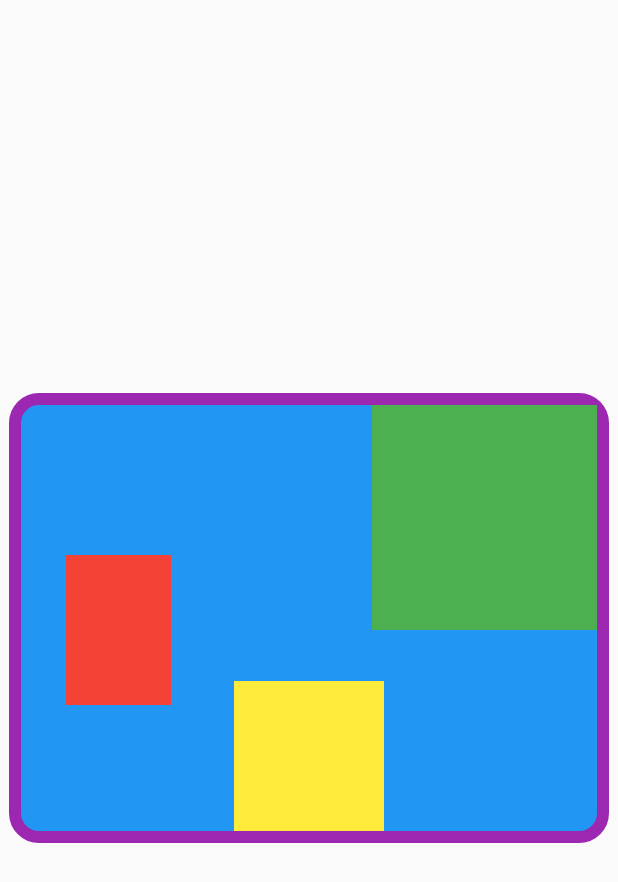
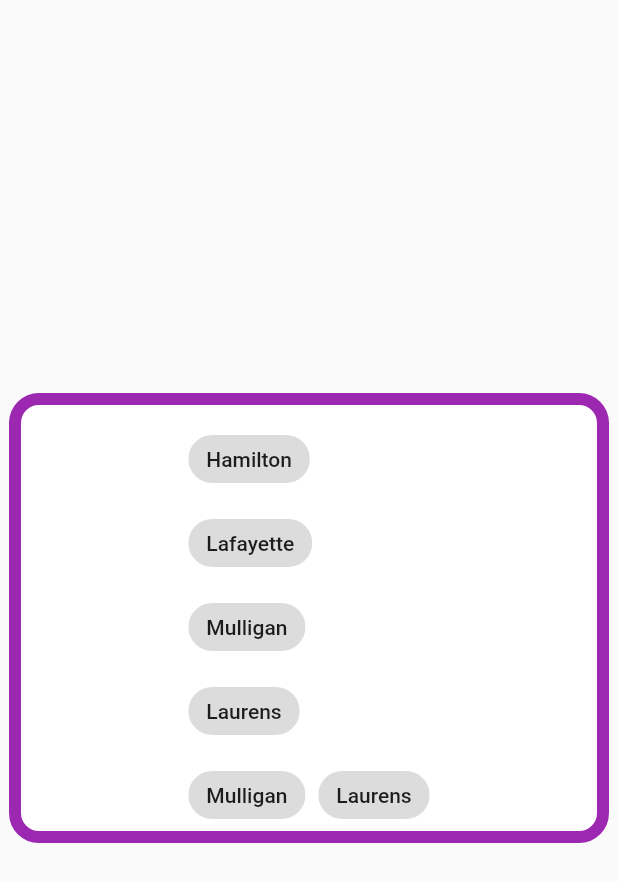
Before and after one commit to HEY-BLOOD/first_flutter_app, a Flutter app: the screen it shows after launch, on a phone screen of 412 x 824 dp. Shown: the top 882 px of the screen. Run offline on Flutter 3.47's test engine with Material 2 defaults, Android fonts, the phone set to English and light mode, and no system bars.

Commit message:
Layout Widget, AspectRatio, Card, Wrap

```diff
--- a/lib/main.dart
+++ b/lib/main.dart
@@ -32,12 +32,67 @@ class MyApp extends StatelessWidget {
             // Cannot provide both a color and a decoration To provide both, use "decoration: BoxDecoration(color: color)".
             // color: Colors.blue[400],
             decoration: BoxDecoration(
-              color: Colors.blue,
+              color: Colors.white,
               border: Border.all(color: Colors.purple, width: 8),
               borderRadius: BorderRadius.all(Radius.circular(20)),
             ),
 
-            child: Stack(
+            // Wrap Widget Demo
+            child: Wrap(
+              direction: Axis.vertical, // default horizontal
+              spacing: 8.0, // gap between adjacent chips
+              runSpacing: 4.0, // gap between lines
+              alignment: WrapAlignment.end, // main axis
+              runAlignment: WrapAlignment.center, // cross axis
+              children: const <Widget>[
+                Chip(label: Text('Hamilton')),
+                Chip(label: Text('Lafayette')),
+                Chip(label: Text('Mulligan')),
+                Chip(label: Text('Laurens')),
+                Chip(label: Text('Mulligan')),
+                Chip(label: Text('Laurens')),
+              ],
+            ),
+
+            // Card Widget Demo
+            /* child: Card(
+              // elevation: 0,
+              child: Column(
+                mainAxisSize: MainAxisSize.min,
+                children: <Widget>[
+                  const ListTile(
+                    leading: Icon(Icons.album),
+                    title: Text('The Enchanted Nightingale'),
+                    subtitle:
+                        Text('Music by Julie Gable. Lyrics by Sidney Stein.'),
+                  ),
+                  Row(
+                    mainAxisAlignment: MainAxisAlignment.end,
+                    children: <Widget>[
+                      TextButton(
+                        child: const Text('BUY TICKETS'),
+                        onPressed: () {/* ... */},
+                      ),
+                      const SizedBox(width: 8),
+                      TextButton(
+                        child: const Text('LISTEN'),
+                        onPressed: () {/* ... */},
+                      ),
+                      const SizedBox(width: 8),
+                    ],
+                  ),
+                ],
+              ),
+            ), */
+
+            // AspectRatio Widget Demo
+            /* child: AspectRatio(
+              aspectRatio: 1 / 2, // width:height
+              child: Container(width: 100, height: 50, color: Colors.green),
+            ), */
+
+            // Stack Widget Demo
+            /* child: Stack(
               alignment: Alignment.topRight, // equals Alignment(1, -1)
               children: [
                 SizedBox(
@@ -61,8 +116,9 @@ class MyApp extends StatelessWidget {
                   child: _colorBox(color: Colors.red),
                 ),
               ],
-            ),
+            ), */
 
+            // Expanded, Flexible, SizedBox, Spacer Widget Demo
             /* child: Row(
               mainAxisAlignment: MainAxisAlignment.spaceAround,
               crossAxisAlignment: CrossAxisAlignment.end,
@@ -79,6 +135,7 @@ class MyApp extends StatelessWidget {
               ],
             ), */
 
+            // Column Widget Demo
             /* child: Column(
               mainAxisAlignment: MainAxisAlignment.spaceEvenly,
               crossAxisAlignment: CrossAxisAlignment.start,
@@ -90,6 +147,7 @@ class MyApp extends StatelessWidget {
               ],
             ), */
 
+            // Row Widget Demo
             /* child: Row(
               mainAxisAlignment: MainAxisAlignment.spaceAround,
               crossAxisAlignment: CrossAxisAlignment.end,
@@ -101,11 +159,13 @@ class MyApp extends StatelessWidget {
               ],
             ), */
 
+            // Padding Widget Demo
             /* child: Padding(
               padding: EdgeInsets.all(20),
               child: Text("Padding"),
             ), */
 
+            // GridView.builder() Demo
             /* child: SafeArea(
               child: GridView.builder(
                   itemCount: 20,
@@ -133,6 +193,7 @@ class MyApp extends StatelessWidget {
                   }),
             ), */
 
+            // GridView.count() Demo
             /* child: SafeArea(
               child: GridView.count(
                 crossAxisCount: 2,
@@ -155,6 +216,7 @@ class MyApp extends StatelessWidget {
               ),
             ), */
 
+            // ListView.separated() Demo
             /* child: ListView.separated(
               itemCount: 20,
               itemBuilder: (BuildContext context, int index) {
@@ -172,6 +234,7 @@ class MyApp extends StatelessWidget {
               },
             ), */
 
+            // ListView.builder() Demo
             /* child: ListView.builder(
               itemCount: 20,
               itemBuilder: (BuildContext context, int index) {
@@ -184,6 +247,7 @@ class MyApp extends StatelessWidget {
               },
             ), */
 
+            // ListView Widget Demo
             /* child: ListView(
               // padding: EdgeInsets.all(20),
               // scrollDirection: Axis.horizontal, // default as Axis.vertical
@@ -199,6 +263,7 @@ class MyApp extends StatelessWidget {
               ),
             ), */
 
+            // ClipOval Widget Demo
             // child: ClipOval(
             //   child: Image.asset(
             //     "assets/images/flutter.png",
@@ -206,6 +271,7 @@ class MyApp extends StatelessWidget {
             //   ),
             // ),
 
+            // Image.asset() Demo
             // child: Image.asset(
             //   "assets/images/flutter.png",
             //   alignment: Alignment.center,
@@ -215,6 +281,7 @@ class MyApp extends StatelessWidget {
             //   repeat: ImageRepeat.repeat,
             // ),
 
+            // Image.network() Demo
             // child: Image.network(
             //   "https://images.frandroid.com/wp-content/uploads/2018/09/flutter.png",
             //   alignment: Alignment.center,
@@ -224,7 +291,7 @@ class MyApp extends StatelessWidget {
             //   repeat: ImageRepeat.repeat,
             // ),
 
-            //  Container Widget & Text Widget
+            //  Container, Text Widget Demo
             // child: const Text(
             //   "This is Container Widget\n"
             //   "margin is all 30\n"
```
